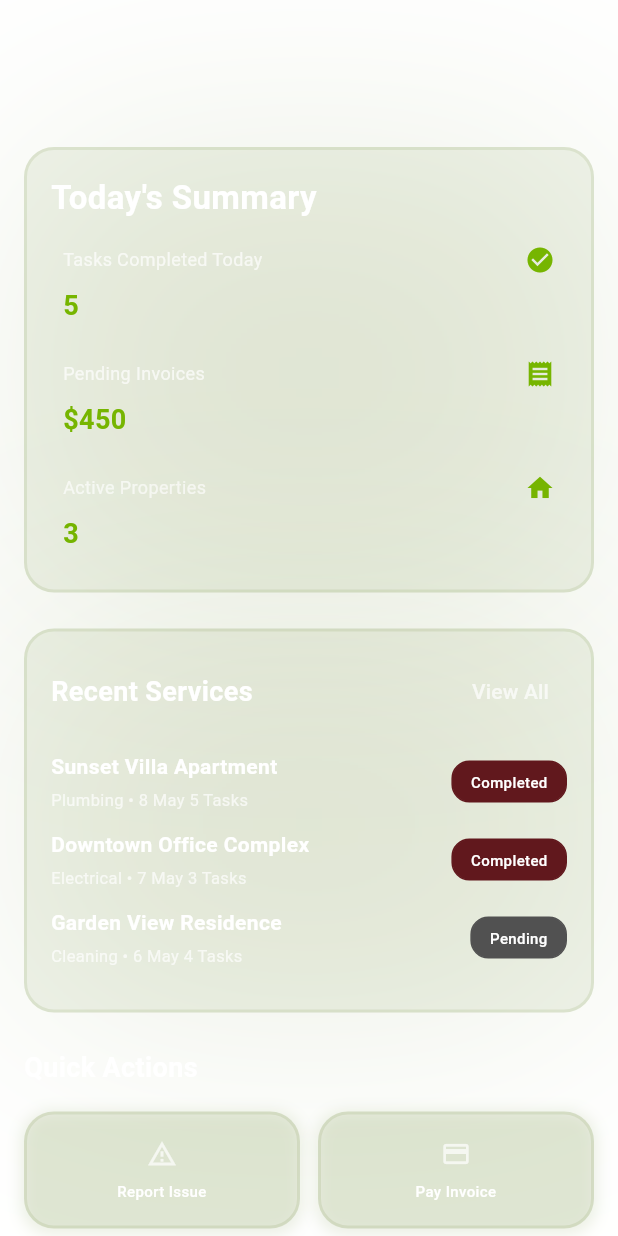
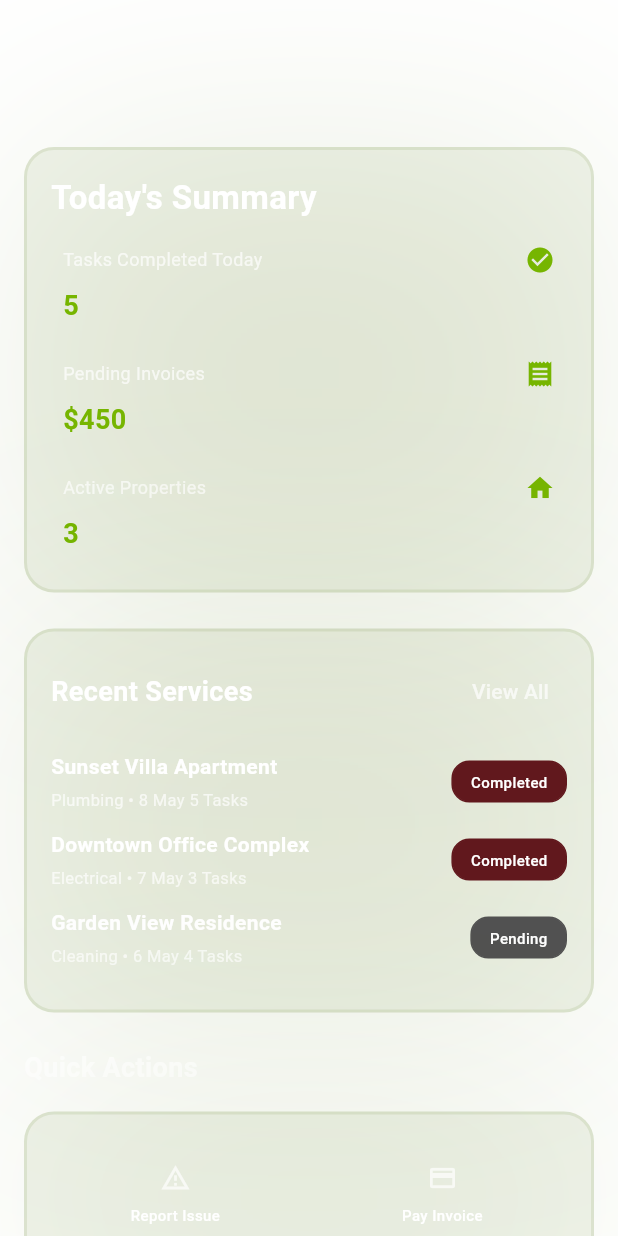
Before and after one commit to abdulrehman104/Outdoors-Mobile-App, a Flutter app: the CustomerHomeTopSection widget shown alone on an empty page, opened directly, on a phone screen of 412 x 824 dp. Run offline on Flutter 3.47's test engine with Material 3 defaults, Android fonts, the phone set to English and light mode, and no system bars; our stand-ins replace dio, flutter_secure_storage, shared_preferences; accounts and stored records are empty; project files that could hold a hidden picture were left out.

Commit message:
fixes- Cusotmer

```diff
--- a/lib/features/customer/home/widgets/customer_home_top_section.dart
+++ b/lib/features/customer/home/widgets/customer_home_top_section.dart
@@ -160,8 +160,24 @@ class CustomerHomeTopSection extends StatelessWidget {
           ),
           const SizedBox(height: 16),
 
-          /// Action Buttons
-          Row(
+          /// Action Buttons in Single Container
+          Container(
+            decoration: BoxDecoration(
+              color: const Color(0x14466B00),
+              borderRadius: BorderRadius.circular(20),
+              border: Border.all(color: const Color(0x1A466B00), width: 2),
+              boxShadow: [
+                BoxShadow(
+                  color: const Color(0x1A466B00),
+                  blurRadius: 300,
+                  spreadRadius: 2,
+                  offset: const Offset(0, 2),
+                ),
+              ],
+            ),
+            child: Padding(
+              padding: const EdgeInsets.all(16.0),
+              child: Row(
                 children: [
                   Expanded(
                     child: _buildActionButton(
@@ -179,6 +195,8 @@ class CustomerHomeTopSection extends StatelessWidget {
                     ),
                   ),
                 ],
+              ),
+            ),
           ),
         ],
       ),
@@ -275,26 +293,12 @@ class CustomerHomeTopSection extends StatelessWidget {
 
   /// Action Button Widget
   Widget _buildActionButton(String label, IconData icon, VoidCallback onPressed) {
-    return Container(
-      decoration: BoxDecoration(
-        color: const Color(0x14466B00),
-        borderRadius: BorderRadius.circular(20), // Match radius with other containers
-        border: Border.all(color: const Color(0x1A466B00), width: 2), // Single border
-        boxShadow: [
-          BoxShadow(
-            color: const Color(0x1A466B00),
-            blurRadius: 8,
-            spreadRadius: 2,
-            offset: const Offset(0, 2),
-          ),
-        ],
-      ),
-      child: Material(
+    return Material(
       color: Colors.transparent,
-        borderRadius: BorderRadius.circular(20), // Match radius for ripple effect
+      borderRadius: BorderRadius.circular(20),
       child: InkWell(
         onTap: onPressed,
-          borderRadius: BorderRadius.circular(20), // Match radius for ripple effect
+        borderRadius: BorderRadius.circular(20),
         child: Padding(
           padding: const EdgeInsets.all(16),
           child: Column(
@@ -314,7 +318,6 @@ class CustomerHomeTopSection extends StatelessWidget {
           ),
         ),
       ),
-      ),
     );
   }
 }
```
Lines whose indentation alone changed are shown as unchanged.
